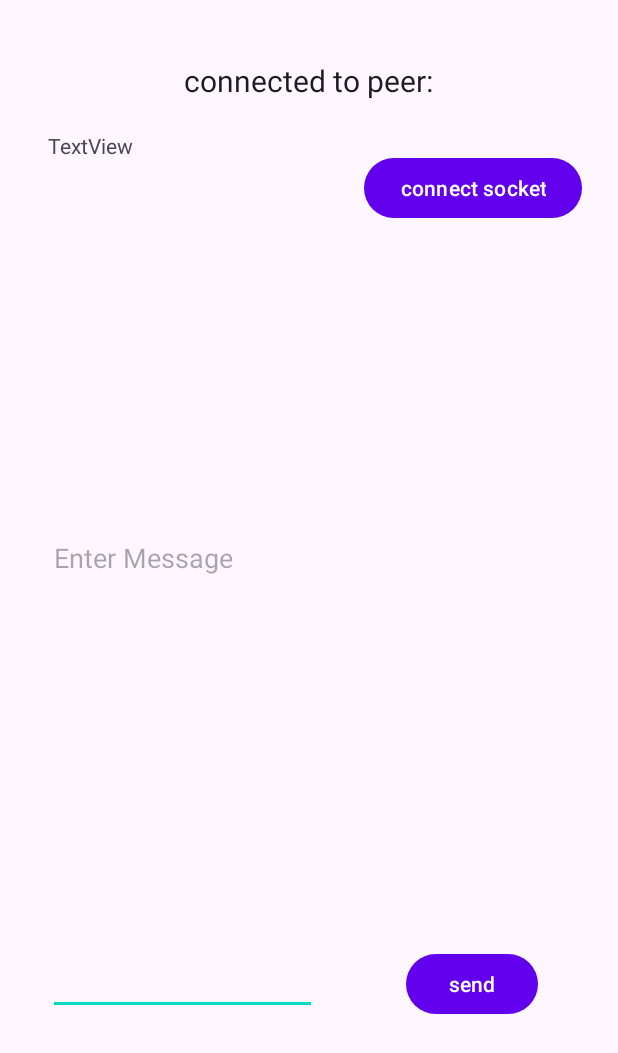
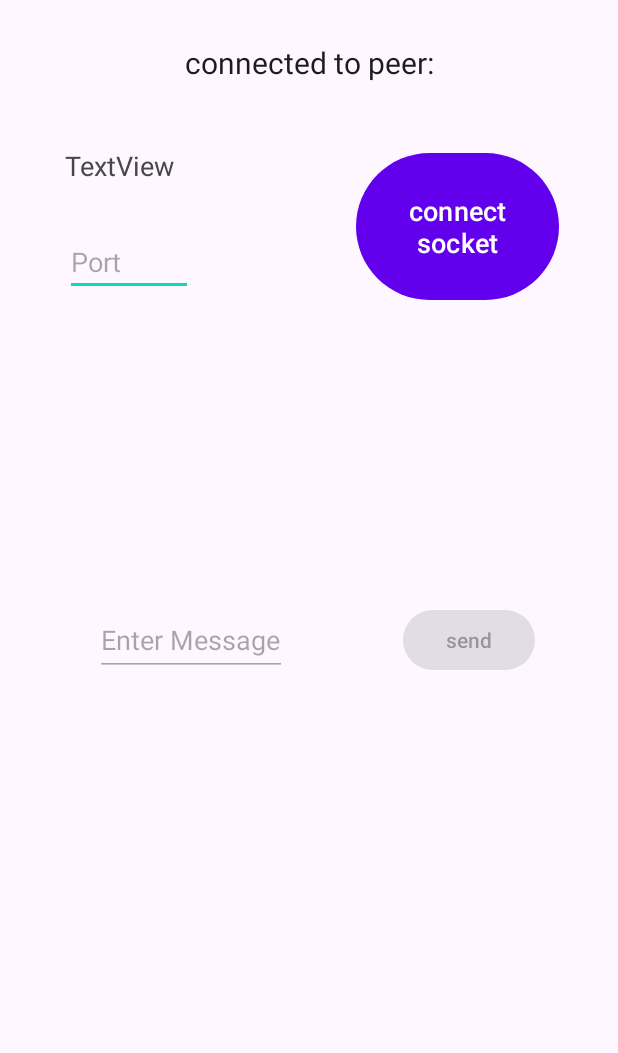
Before and after one commit to marv1913/Android-RasPi-WifiP2P, an Android app: the layout activity_data_exchange.xml on its own in the app's theme, with its tools: preview values and no code run, on a phone screen of 412 x 824 dp. Shown: the top 1053 px of the screen. Run offline under Robolectric (Android 15) with nearby library versions, the phone set to English and light mode, and no system bars.

Commit message:
fix bugs

```diff
--- a/android_app/app/src/main/res/layout/activity_data_exchange.xml
+++ b/android_app/app/src/main/res/layout/activity_data_exchange.xml
@@ -5,81 +5,84 @@
     android:layout_width="match_parent"
     android:layout_height="match_parent">
 
+
     <TextView
         android:id="@+id/connectedPeerTextView"
-        android:layout_width="358dp"
-        android:layout_height="0dp"
-        android:layout_marginTop="40dp"
-        android:layout_marginBottom="462dp"
+        android:layout_width="333dp"
+        android:layout_height="46dp"
+        android:layout_marginTop="28dp"
         android:text="connected to peer:"
         android:textAlignment="center"
         android:textAppearance="@style/TextAppearance.AppCompat.Large"
         android:textSize="20sp"
-        app:layout_constraintBottom_toTopOf="@+id/editTextTextPersonName"
         app:layout_constraintEnd_toEndOf="parent"
-        app:layout_constraintHorizontal_bias="0.498"
         app:layout_constraintStart_toStartOf="parent"
         app:layout_constraintTop_toTopOf="parent" />
 
     <EditText
         android:id="@+id/editTextMessage"
-        android:layout_width="0dp"
-        android:layout_height="0dp"
-        android:layout_marginStart="32dp"
-        android:layout_marginEnd="59dp"
-        android:layout_marginBottom="147dp"
+        android:layout_width="128dp"
+        android:layout_height="48dp"
+        android:layout_marginTop="16dp"
         android:ems="10"
+        android:enabled="false"
         android:hint="Enter Message"
         android:inputType="textPersonName"
-        app:layout_constraintBottom_toBottomOf="parent"
-        app:layout_constraintEnd_toStartOf="@+id/sendMessageButton"
-        app:layout_constraintStart_toStartOf="parent"
-        app:layout_constraintTop_toBottomOf="@+id/connectedPeerTextView" />
+        app:layout_constraintStart_toStartOf="@+id/receivedMessagesListView"
+        app:layout_constraintTop_toBottomOf="@+id/receivedMessagesListView" />
 
     <Button
         android:id="@+id/sendMessageButton"
         android:layout_width="wrap_content"
         android:layout_height="wrap_content"
-        android:layout_marginEnd="53dp"
-        android:layout_marginBottom="144dp"
+        android:layout_marginTop="16dp"
+        android:enabled="false"
         android:text="send"
-        app:layout_constraintBottom_toBottomOf="parent"
-        app:layout_constraintEnd_toEndOf="parent"
-        app:layout_constraintStart_toEndOf="@+id/editTextTextPersonName"
+        app:layout_constraintEnd_toEndOf="@+id/receivedMessagesListView"
         app:layout_constraintTop_toBottomOf="@+id/receivedMessagesListView" />
 
     <Button
         android:id="@+id/connectSocketButton"
-        android:layout_width="wrap_content"
-        android:layout_height="wrap_content"
-        android:layout_marginTop="101dp"
-        android:layout_marginEnd="24dp"
-        android:layout_marginBottom="35dp"
+        android:layout_width="135dp"
+        android:layout_height="106dp"
+        android:layout_marginTop="24dp"
         android:text="connect socket"
-        app:layout_constraintBottom_toTopOf="@+id/receivedMessagesListView"
-        app:layout_constraintEnd_toEndOf="parent"
-        app:layout_constraintTop_toTopOf="parent" />
-
-    <TextView
-        android:id="@+id/socketInfoTextView"
-        android:layout_width="170dp"
-        android:layout_height="47dp"
-        android:layout_marginStart="32dp"
-        android:layout_marginTop="20dp"
-        android:text="TextView"
-        app:layout_constraintStart_toStartOf="parent"
+        android:textSize="18sp"
+        app:layout_constraintEnd_toEndOf="@+id/connectedPeerTextView"
         app:layout_constraintTop_toBottomOf="@+id/connectedPeerTextView" />
 
     <ListView
         android:id="@+id/receivedMessagesListView"
-        android:layout_width="336dp"
-        android:layout_height="0dp"
-        android:layout_marginBottom="21dp"
+        android:layout_width="293dp"
+        android:layout_height="161dp"
+        android:layout_marginStart="20dp"
+        android:layout_marginTop="28dp"
         android:choiceMode="singleChoice"
+        android:isScrollContainer="false"
         android:listSelector="@android:color/darker_gray"
-        app:layout_constraintBottom_toTopOf="@+id/sendMessageButton"
-        app:layout_constraintEnd_toEndOf="parent"
-        app:layout_constraintStart_toStartOf="parent"
-        app:layout_constraintTop_toBottomOf="@+id/connectSocketButton" />
+        app:layout_constraintStart_toStartOf="@+id/editTextPort"
+        app:layout_constraintTop_toBottomOf="@+id/editTextPort" />
+
+    <EditText
+        android:id="@+id/editTextPort"
+        android:layout_width="85dp"
+        android:layout_height="44dp"
+        android:layout_marginTop="12dp"
+        android:ems="10"
+        android:hint="Port"
+        android:inputType="numberSigned"
+        app:layout_constraintStart_toStartOf="@+id/socketInfoTextView"
+        app:layout_constraintTop_toBottomOf="@+id/socketInfoTextView" />
+
+    <TextView
+        android:id="@+id/socketInfoTextView"
+        android:layout_width="135dp"
+        android:layout_height="43dp"
+        android:layout_marginStart="4dp"
+        android:layout_marginTop="24dp"
+        android:text="TextView"
+        android:textSize="18sp"
+        app:layout_constraintStart_toStartOf="@+id/connectedPeerTextView"
+        app:layout_constraintTop_toBottomOf="@+id/connectedPeerTextView" />
 
 </androidx.constraintlayout.widget.ConstraintLayout>
--- a/android_app/app/src/main/res/values/themes.xml
+++ b/android_app/app/src/main/res/values/themes.xml
@@ -1,6 +1,6 @@
 <resources xmlns:tools="http://schemas.android.com/tools">
     <!-- Base application theme. -->
-    <style name="Theme.WifiDirectRaspi" parent="Theme.Material3.Light">
+    <style name="Theme.WifiDirectRaspi" parent="Theme.Material3.DayNight">
         <!-- Primary brand color. -->
         <item name="colorPrimary">@color/purple_500</item>
         <item name="colorPrimaryVariant">@color/purple_700</item>
```
Also changed, not shown: android_app/app/src/main/java/com/example/wifidirectraspi/DataExchangeActivity.java (+24 -13 lines), android_app/app/src/main/java/com/example/wifidirectraspi/MainActivity.java (+0 -14 lines), android_app/app/src/main/java/com/example/wifidirectraspi/P2PConnectActivity.java (+8 -14 lines), android_app/app/src/main/java/com/example/wifidirectraspi/TCPClient.java (+12 -4 lines), android_app/app/src/main/java/com/example/wifidirectraspi/WifiDirectBroadcastReceiver.java (+46 -134 lines), android_app/app/src/main/java/com/example/wifidirectraspi/WifiDirectBroadcastReceiverV2.java (deleted, +0 -105 lines), android_app/app/src/main/res/layout/activity_p2p.xml (+4 -3 lines).
